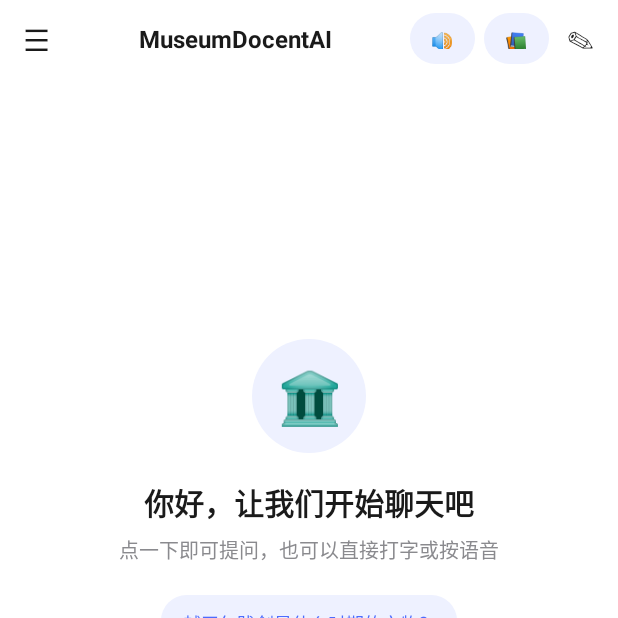
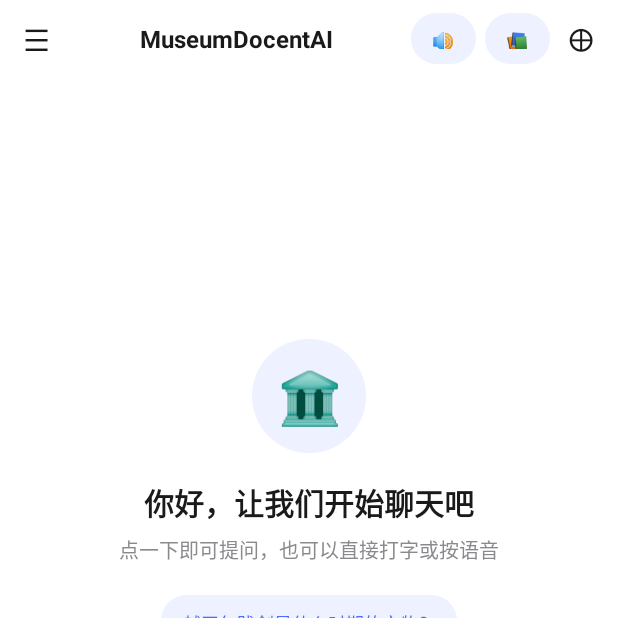
Before and after one commit to V1vy-v/MuseumDocentAI, an Android app: the screen it shows after launch (MainActivity), on a phone screen of 412 x 824 dp, the top half of it. Run offline under Robolectric (Android 15) with nearby library versions, the phone set to English and light mode, and no system bars.

Commit message:
顶栏新对话图标改为 ⊕（铅笔辨识度低）

```diff
--- a/app/src/main/res/layout/activity_main.xml
+++ b/app/src/main/res/layout/activity_main.xml
@@ -70,7 +70,7 @@
                 android:contentDescription="@string/icon_new_chat"
                 android:text="@string/icon_new_chat"
                 android:textColor="@color/ds_text"
-                android:textSize="18sp"
+                android:textSize="22sp"
                 tools:ignore="SpeakableTextPresentCheck" />
         </LinearLayout>
 
--- a/app/src/main/res/values/strings.xml
+++ b/app/src/main/res/values/strings.xml
@@ -7,7 +7,7 @@
     <string name="icon_settings">⚙</string>
     <string name="empty_icon">🏛</string>
     <string name="icon_drawer">☰</string>
-    <string name="icon_new_chat">✎</string>
+    <string name="icon_new_chat">⊕</string>
     <string name="toast_new_chat">已开始新对话</string>
     <string name="ai_disclaimer">回答由 AI 生成，仅供参考</string>
     <string name="empty_greeting">你好，让我们开始聊天吧</string>
```
